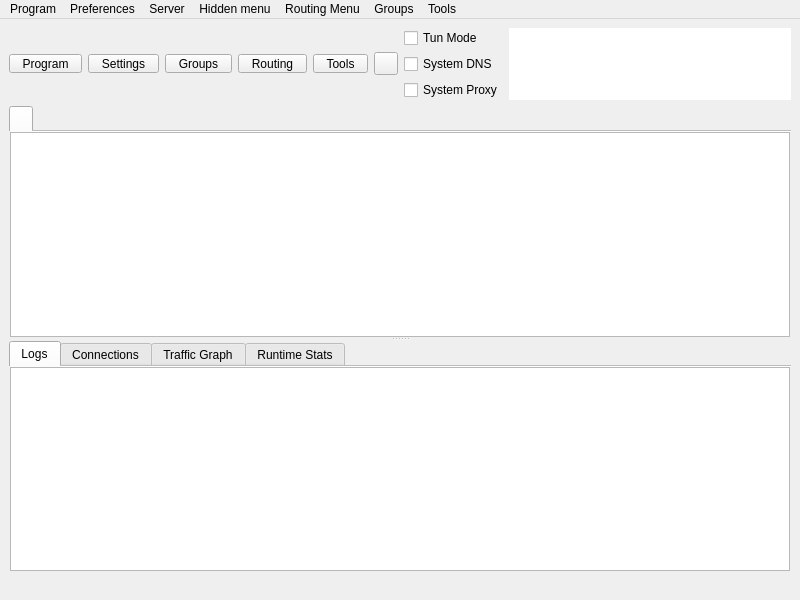
Qt form include/ui/mainwindow.ui (parhelia512/nekoray-win7) before a commit.
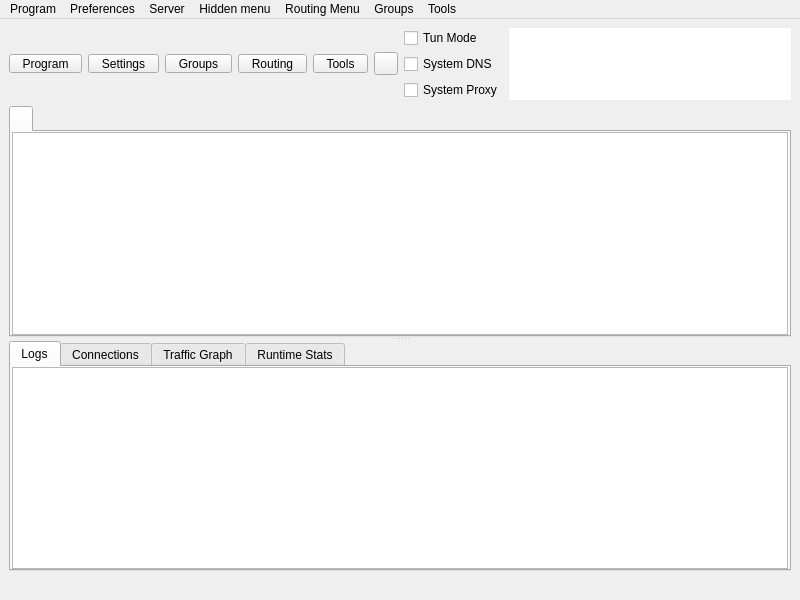
The same form after that commit. Icons and pictures are not drawn. Custom widgets are drawn as their Qt base class.

The edit to the form file:
```diff
--- a/include/ui/mainwindow.ui
+++ b/include/ui/mainwindow.ui
@@ -393,7 +393,7 @@
         <number>0</number>
        </property>
        <property name="documentMode">
-        <bool>true</bool>
+        <bool>false</bool>
        </property>
        <property name="movable">
         <bool>true</bool>
@@ -496,7 +496,7 @@
               <bool>true</bool>
              </property>
              <property name="documentMode">
-              <bool>true</bool>
+              <bool>false</bool>
              </property>
              <property name="tabsClosable">
               <bool>false</bool>
```
